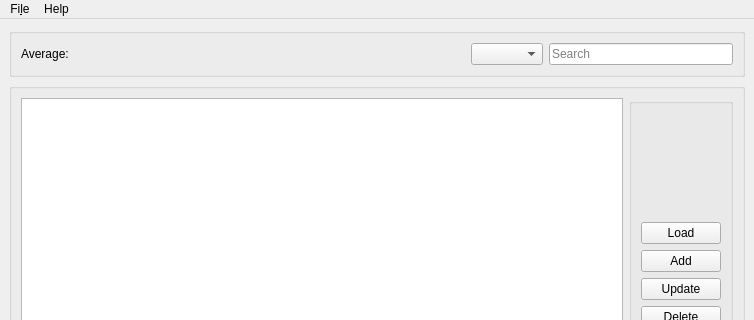
ice-bit/registro, file registro.ui: the form before one commit; both pictures show x 0 to 754 and y 0 to 320 of the 754 by 491 pixel window.
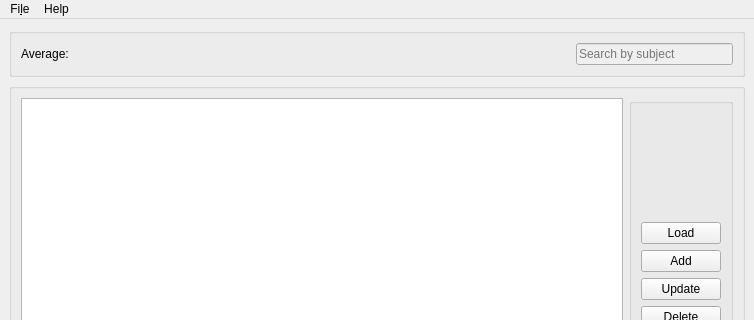
The form after the commit.

The edit to the form file:
```diff
--- a/registro.ui
+++ b/registro.ui
@@ -76,12 +76,28 @@
           </spacer>
          </item>
          <item>
-          <widget class="QComboBox" name="comboBox"/>
+          <spacer name="horizontalSpacer_2">
+           <property name="orientation">
+            <enum>Qt::Horizontal</enum>
+           </property>
+           <property name="sizeHint" stdset="0">
+            <size>
+             <width>40</width>
+             <height>20</height>
+            </size>
+           </property>
+          </spacer>
          </item>
          <item>
-          <widget class="QLineEdit" name="lineEdit">
+          <widget class="QLineEdit" name="lnSearch">
+           <property name="enabled">
+            <bool>false</bool>
+           </property>
+           <property name="text">
+            <string/>
+           </property>
            <property name="placeholderText">
-            <string>Search</string>
+            <string>Search by subject</string>
            </property>
           </widget>
          </item>
```
Left out of the diff: 2 changed lines with no effect on the pictures.
